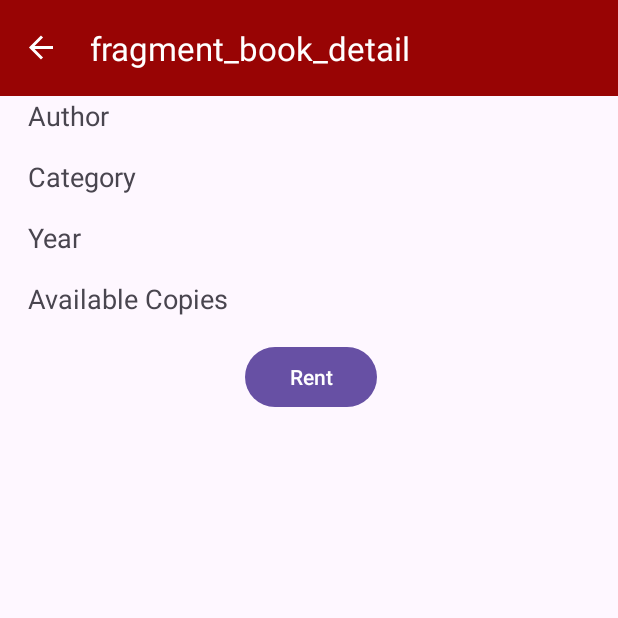
After one commit to Pawel-Melon/Projekt_android, an Android app: the BookDetailFragment screen opened through its navigation route, on a phone screen of 412 x 824 dp, the top half of it. The commit adds this screen. Run offline under Robolectric (Android 15) with nearby library versions, the phone set to English and light mode, and no system bars; our stand-ins replace Volley, navigation-ui; network calls fail.

Commit message:
catalog and bookdetails(with rental) page addition,small fixes

```diff
--- a/app/src/main/AndroidManifest.xml
+++ b/app/src/main/AndroidManifest.xml
@@ -1,5 +1,6 @@
 <?xml version="1.0" encoding="utf-8"?>
 <manifest xmlns:android="http://schemas.android.com/apk/res/android"
+    package="com.example.projekt"
     xmlns:tools="http://schemas.android.com/tools">
 
     <application
--- /dev/null
+++ b/app/src/main/java/com/example/projekt/BookDetailFragment.kt
@@ -0,0 +1,102 @@
+package com.example.projekt
+
+import android.os.Bundle
+import android.util.Log
+import android.view.LayoutInflater
+import android.view.View
+import android.view.ViewGroup
+import android.widget.Button
+import android.widget.TextView
+import android.widget.Toast
+import androidx.fragment.app.Fragment
+import com.android.volley.Request
+import com.android.volley.RequestQueue
+import com.android.volley.toolbox.JsonObjectRequest
+import com.android.volley.toolbox.Volley
+import com.example.projekt.R
+import com.example.projekt.UserSession
+import org.json.JSONObject
+import java.time.LocalDate
+
+class BookDetailFragment : Fragment() {
+
+    private lateinit var titleTextView: TextView
+    private lateinit var authorTextView: TextView
+    private lateinit var categoryTextView: TextView
+    private lateinit var yearTextView: TextView
+    private lateinit var copiesTextView: TextView
+    private lateinit var rentButton: Button
+    private lateinit var queue: RequestQueue
+    private var bookId: Int = 0
+
+    override fun onCreate(savedInstanceState: Bundle?) {
+        super.onCreate(savedInstanceState)
+        queue = Volley.newRequestQueue(requireContext())
+        arguments?.let {
+            bookId = it.getInt("bookId")
+        } ?: run {
+            // Obsługa przypadku, gdy brak argumentu bookId
+            Log.e("BookDetailFragment", "No bookId argument provided!")
+        }
+    }
+
+    override fun onCreateView(
+        inflater: LayoutInflater, container: ViewGroup?,
+        savedInstanceState: Bundle?
+    ): View? {
+        val view = inflater.inflate(R.layout.fragment_book_detail, container, false)
+        titleTextView = view.findViewById(R.id.titleTextView)
+        authorTextView = view.findViewById(R.id.authorTextView)
+        categoryTextView = view.findViewById(R.id.categoryTextView)
+        yearTextView = view.findViewById(R.id.yearTextView)
+        copiesTextView = view.findViewById(R.id.copiesTextView)
+        rentButton = view.findViewById(R.id.rentButton)
+
+        fetchBookDetails(bookId)
+
+        rentButton.setOnClickListener {
+            rentBook(bookId)
+        }
+
+        return view
+    }
+
+    private fun fetchBookDetails(bookId: Int) {
+        val url = "http://10.0.2.2:5000/book/$bookId"
+        val jsonObjectRequest = JsonObjectRequest(
+            Request.Method.GET, url, null,
+            { response ->
+                titleTextView.text = response.getString("tytul")
+                authorTextView.text = response.getString("autor")
+                categoryTextView.text = response.getString("kategoria")
+                yearTextView.text = response.getInt("rok_wydania").toString()
+                copiesTextView.text = response.getInt("liczba_dostepnych_kopii").toString()
+            },
+            { error ->
+                Log.e("BookDetailFragment", "Error fetching book details: ${error.message}")
+            }
+        )
+        queue.add(jsonObjectRequest)
+    }
+
+    private fun rentBook(bookId: Int) {
+        val url = "http://10.0.2.2:5000/rentals"
+        val jsonObject = JSONObject()
+        jsonObject.put("id_ksiazki", bookId)
+        jsonObject.put("id_uzytkownika", UserSession.uid)
+        jsonObject.put("data_wypozyczenia", LocalDate.now().toString())
+
+        val jsonObjectRequest = JsonObjectRequest(
+            Request.Method.POST, url, jsonObject,
+            { response ->
+                Toast.makeText(requireContext(), "Book rented successfully!", Toast.LENGTH_SHORT).show()
+                copiesTextView.text = (copiesTextView.text.toString().toInt() - 1).toString()
+            },
+            { error ->
+                Log.e("BookDetailFragment", "Error renting book: ${error.message}")
+                Toast.makeText(requireContext(), "Failed to rent book!", Toast.LENGTH_SHORT).show()
+            }
+        )
+        queue.add(jsonObjectRequest)
+    }
+}
--- a/app/src/main/java/com/example/projekt/UserSession.kt
+++ b/app/src/main/java/com/example/projekt/UserSession.kt
@@ -2,4 +2,5 @@ package com.example.projekt
 
 object UserSession {
     var email: String? = null
+    var uid: Int? = null
 }
--- /dev/null
+++ b/app/src/main/res/layout/fragment_book_detail.xml
@@ -0,0 +1,74 @@
+<?xml version="1.0" encoding="utf-8"?>
+<androidx.constraintlayout.widget.ConstraintLayout xmlns:android="http://schemas.android.com/apk/res/android"
+    xmlns:app="http://schemas.android.com/apk/res-auto"
+    xmlns:tools="http://schemas.android.com/tools"
+    android:layout_width="match_parent"
+    android:layout_height="match_parent"
+    tools:context=".BookDetailFragment">
+
+    <TextView
+        android:id="@+id/titleTextView"
+        android:layout_width="0dp"
+        android:layout_height="wrap_content"
+        android:text="Title"
+        android:textSize="24sp"
+        android:textStyle="bold"
+        app:layout_constraintTop_toTopOf="parent"
+        app:layout_constraintStart_toStartOf="parent"
+        app:layout_constraintEnd_toEndOf="parent"
+        android:layout_margin="16dp"/>
+
+    <TextView
+        android:id="@+id/authorTextView"
+        android:layout_width="0dp"
+        android:layout_height="wrap_content"
+        android:text="Author"
+        android:textSize="18sp"
+        app:layout_constraintTop_toBottomOf="@+id/titleTextView"
+        app:layout_constraintStart_toStartOf="parent"
+        app:layout_constraintEnd_toEndOf="parent"
+        android:layout_margin="16dp"/>
+
+    <TextView
+        android:id="@+id/categoryTextView"
+        android:layout_width="0dp"
+        android:layout_height="wrap_content"
+        android:text="Category"
+        android:textSize="18sp"
+        app:layout_constraintTop_toBottomOf="@+id/authorTextView"
+        app:layout_constraintStart_toStartOf="parent"
+        app:layout_constraintEnd_toEndOf="parent"
+        android:layout_margin="16dp"/>
+
+    <TextView
+        android:id="@+id/yearTextView"
+        android:layout_width="0dp"
+        android:layout_height="wrap_content"
+        android:text="Year"
+        android:textSize="18sp"
+        app:layout_constraintTop_toBottomOf="@+id/categoryTextView"
+        app:layout_constraintStart_toStartOf="parent"
+        app:layout_constraintEnd_toEndOf="parent"
+        android:layout_margin="16dp"/>
+
+    <TextView
+        android:id="@+id/copiesTextView"
+        android:layout_width="0dp"
+        android:layout_height="wrap_content"
+        android:text="Available Copies"
+        android:textSize="18sp"
+        app:layout_constraintTop_toBottomOf="@+id/yearTextView"
+        app:layout_constraintStart_toStartOf="parent"
+        app:layout_constraintEnd_toEndOf="parent"
+        android:layout_margin="16dp"/>
+
+    <Button
+        android:id="@+id/rentButton"
+        android:layout_width="wrap_content"
+        android:layout_height="wrap_content"
+        android:text="Rent"
+        app:layout_constraintTop_toBottomOf="@+id/copiesTextView"
+        app:layout_constraintStart_toStartOf="parent"
+        app:layout_constraintEnd_toEndOf="parent"
+        android:layout_margin="16dp"/>
+</androidx.constraintlayout.widget.ConstraintLayout>
--- a/app/src/main/res/navigation/my_nav.xml
+++ b/app/src/main/res/navigation/my_nav.xml
@@ -60,6 +60,9 @@
         <action
             android:id="@+id/action_afterLoginFragment_to_accountFragment"
             app:destination="@id/accountFragment" />
+        <action
+            android:id="@+id/action_afterLoginFragment_to_catalogFragment"
+            app:destination="@id/catalogFragment" />
     </fragment>
     <fragment
         android:id="@+id/mapFragment"
@@ -75,4 +78,25 @@
         android:name="com.example.projekt.AccountFragment"
         android:label="Moje konto"
         tools:layout="@layout/fragment_account" />
+    <fragment
+        android:id="@+id/catalogFragment"
+        android:name="com.example.projekt.CatalogFragment"
+        android:label="fragment_catalog"
+        tools:layout="@layout/fragment_catalog" >
+        <action
+            android:id="@+id/action_catalogFragment_to_afterLoginFragment"
+            app:destination="@id/afterLoginFragment" />
+        <action
+            android:id="@+id/action_catalogFragment_to_bookDetailFragment"
+            app:destination="@id/bookDetailFragment" />
+    </fragment>
+    <fragment
+        android:id="@+id/bookDetailFragment"
+        android:name="com.example.projekt.BookDetailFragment"
+        android:label="fragment_book_detail"
+        tools:layout="@layout/fragment_book_detail" >
+        <action
+            android:id="@+id/action_bookDetailFragment_to_catalogFragment"
+            app:destination="@id/catalogFragment" />
+    </fragment>
 </navigation>
```
Also changed, not shown: app/src/main/java/com/example/projekt/Book.kt (added, +10 -0 lines), app/src/main/java/com/example/projekt/BooksAdapter.kt (added, +37 -0 lines), app/src/main/java/com/example/projekt/CatalogFragment.kt (added, +95 -0 lines), app/src/main/java/com/example/projekt/HomeFragment.kt (+8 -1 lines), app/src/main/res/layout/book_item.xml (added, +23 -0 lines), app/src/main/res/layout/fragment_catalog.xml (added, +31 -0 lines), app/src/main/res/values/arrays.xml (added, +7 -0 lines).
